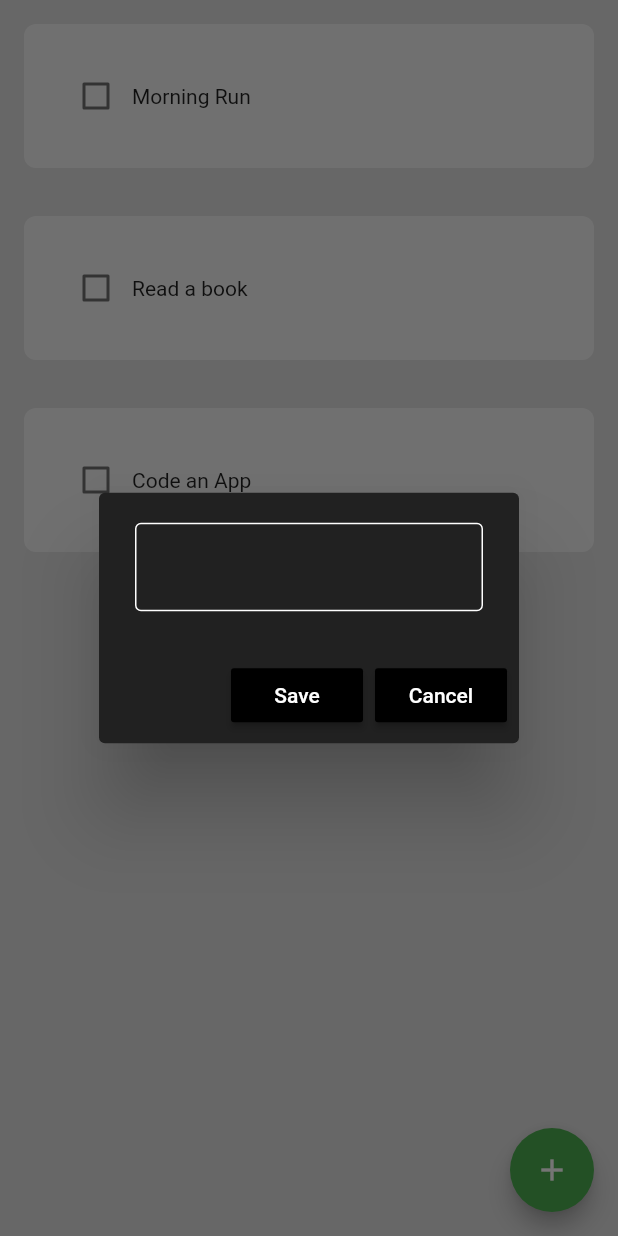
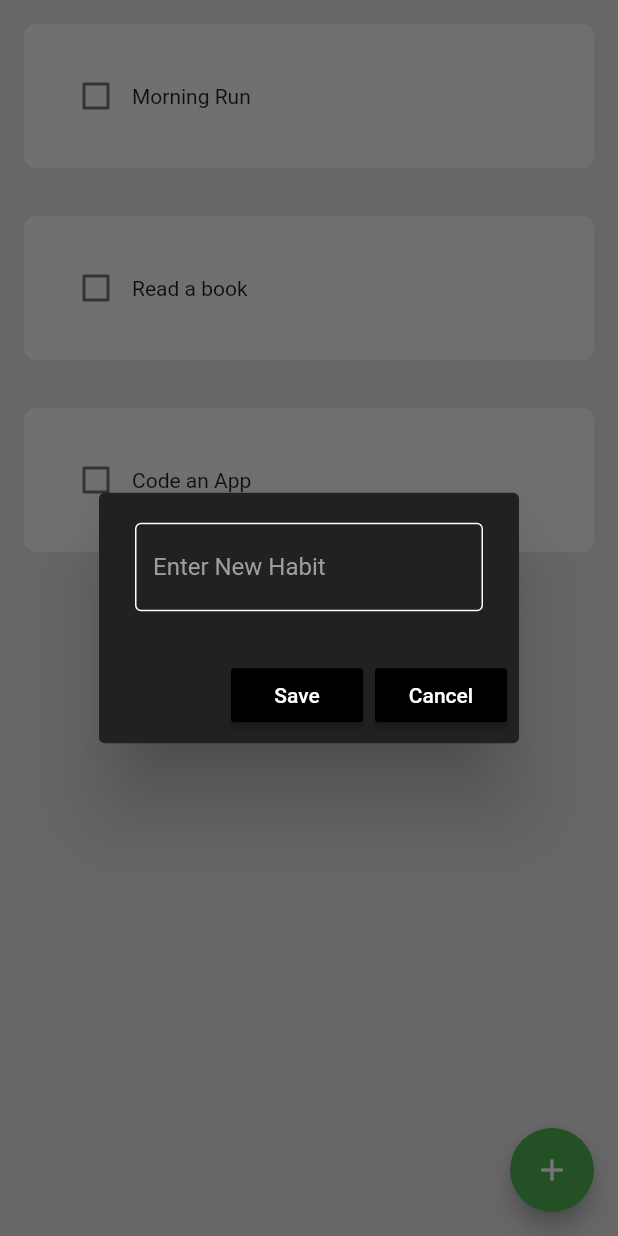
Before and after one commit to Jitesh117/habit-tracker, a Flutter app: the screen it shows after launch, after a tap on the "add" icon, on a phone screen of 412 x 824 dp. Run offline on Flutter 3.47's test engine with Material 2 defaults, Android fonts, the phone set to English and light mode, and no system bars; drawn by our look-alikes of flutter_slidable.

Commit message:
done with deleting/editing feature  by sliding the tiles

```diff
--- a/lib/components/habit_tile.dart
+++ b/lib/components/habit_tile.dart
@@ -1,20 +1,45 @@
 import 'package:flutter/material.dart';
+import 'package:flutter_slidable/flutter_slidable.dart';
 
 class HabitTile extends StatelessWidget {
   final String habitName;
   final bool habitCompleted;
   final Function(bool?)? onChanged;
-  const HabitTile(
-      {Key? key,
+  final Function(BuildContext)? settingsTapped;
+  final Function(BuildContext)? deleteTapped;
+  const HabitTile({
+    Key? key,
     required this.habitName,
     required this.habitCompleted,
-      required this.onChanged})
-      : super(key: key);
+    required this.onChanged,
+    required this.settingsTapped,
+    required this.deleteTapped,
+  }) : super(key: key);
 
   @override
   Widget build(BuildContext context) {
     return Padding(
       padding: const EdgeInsets.all(16.0),
+      child: Slidable(
+        endActionPane: ActionPane(
+          motion: StretchMotion(),
+          children: [
+            // settings option
+            SlidableAction(
+              onPressed: settingsTapped,
+              backgroundColor: Colors.grey.shade800,
+              icon: Icons.settings,
+              borderRadius: BorderRadius.circular(12),
+            ),
+            // delete option
+            SlidableAction(
+              onPressed: deleteTapped,
+              backgroundColor: Colors.red.shade400,
+              icon: Icons.delete,
+              borderRadius: BorderRadius.circular(12),
+            ),
+          ],
+        ),
         child: Container(
           padding: EdgeInsets.all(24),
           decoration: BoxDecoration(
@@ -33,6 +58,7 @@ class HabitTile extends StatelessWidget {
             ],
           ),
         ),
+      ),
     );
   }
 }
--- a/lib/components/my_alert_box.dart
+++ b/lib/components/my_alert_box.dart
@@ -4,21 +4,28 @@ class MyAlertBox extends StatelessWidget {
   final controller;
   final VoidCallback onSave;
   final VoidCallback onCancel;
+  final String hintText;
 
-  const MyAlertBox(
-      {Key? key,
-      required this.controller,
-      required this.onSave,
-      required this.onCancel})
-      : super(key: key);
+  const MyAlertBox({
+    Key? key,
+    required this.controller,
+    required this.onSave,
+    required this.onCancel,
+    required this.hintText,
+  }) : super(key: key);
 
   @override
   Widget build(BuildContext context) {
     return AlertDialog(
+      backgroundColor: Colors.grey.shade900,
       content: TextField(
         controller: controller,
         style: TextStyle(color: Colors.white),
         decoration: InputDecoration(
+            hintText: hintText,
+            hintStyle: TextStyle(
+              color: Colors.grey.shade500,
+            ),
             enabledBorder: OutlineInputBorder(
               borderSide: BorderSide(
                 color: Colors.white,
@@ -30,7 +37,6 @@ class MyAlertBox extends StatelessWidget {
               ),
             )),
       ),
-      backgroundColor: Colors.grey.shade900,
       actions: [
         MaterialButton(
           onPressed: onSave,
```
Also changed, not shown: lib/pages/home_page.dart (+37 -0 lines), pubspec.yaml (+6 -3 lines), pubspec.lock. Lines whose indentation alone changed are shown as unchanged.
